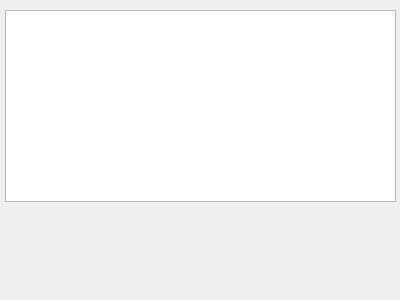
The window that computerwindow.ui (stefanv15/verklegtNamskeid_skil3) describes before a commit, drawn with Qt 5.
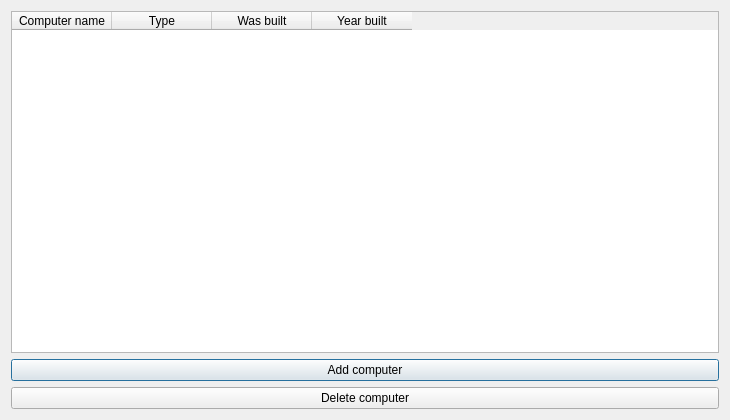
The same window after the commit.

What changed in the file:
```diff
--- a/computerwindow.ui
+++ b/computerwindow.ui
@@ -6,23 +6,53 @@
    <rect>
     <x>0</x>
     <y>0</y>
-    <width>400</width>
-    <height>300</height>
+    <width>730</width>
+    <height>420</height>
    </rect>
   </property>
   <property name="windowTitle">
    <string>Dialog</string>
   </property>
-  <widget class="QListWidget" name="listWidget">
-   <property name="geometry">
-    <rect>
-     <x>5</x>
-     <y>10</y>
-     <width>391</width>
-     <height>192</height>
-    </rect>
-   </property>
-  </widget>
+  <layout class="QGridLayout" name="gridLayout">
+   <item row="0" column="0">
+    <widget class="QTableWidget" name="tableWidget">
+     <column>
+      <property name="text">
+       <string>Computer name</string>
+      </property>
+     </column>
+     <column>
+      <property name="text">
+       <string>Type</string>
+      </property>
+     </column>
+     <column>
+      <property name="text">
+       <string>Was built</string>
+      </property>
+     </column>
+     <column>
+      <property name="text">
+       <string>Year built</string>
+      </property>
+     </column>
+    </widget>
+   </item>
+   <item row="1" column="0">
+    <widget class="QPushButton" name="btnAdd">
+     <property name="text">
+      <string>Add computer</string>
+     </property>
+    </widget>
+   </item>
+   <item row="2" column="0">
+    <widget class="QPushButton" name="btnDel">
+     <property name="text">
+      <string>Delete computer</string>
+     </property>
+    </widget>
+   </item>
+  </layout>
  </widget>
  <resources/>
  <connections/>
```
Left out of the diff: 2 changed lines with no effect on the pictures.
